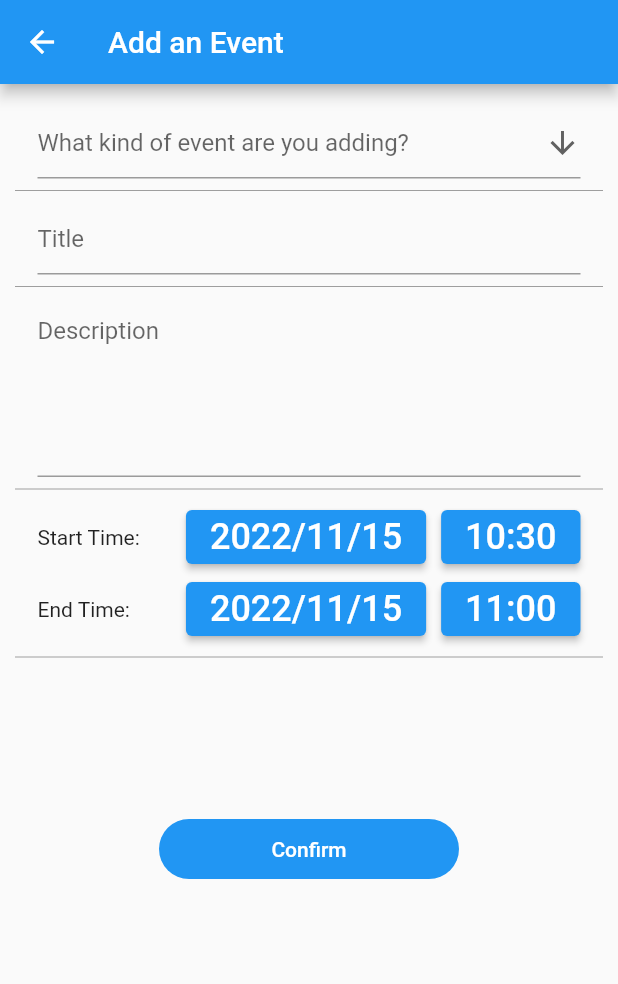
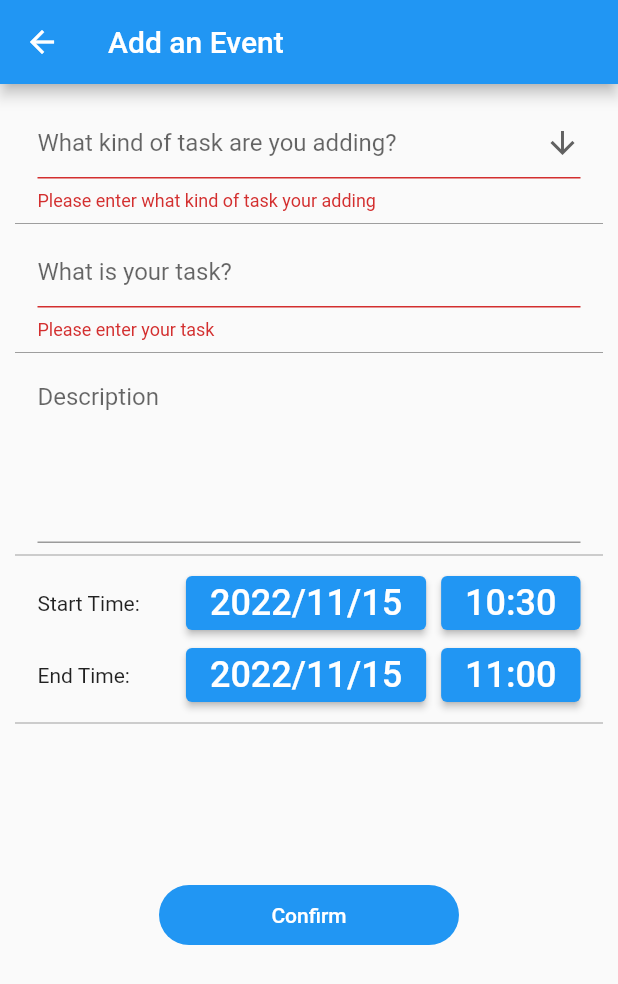
Before and after one commit to hwin1276/CS4901-Time-Complexity, a Flutter app: the CreateEvent screen opened directly, after a tap on "Confirm", on a phone screen of 412 x 824 dp. Shown: the top 984 px of the screen. Run offline on Flutter 3.47's test engine with Material 2 defaults, Android fonts, the phone set to English and light mode, and no system bars; our stand-ins replace cloud_firestore, firebase_core, sqflite; accounts and stored records are empty.

Commit message:
added firebase_core dependency and allowed events to be uploaded to database

```diff
--- a/BabyTracker/baby_tracker/lib/createevent.dart
+++ b/BabyTracker/baby_tracker/lib/createevent.dart
@@ -1,5 +1,5 @@
 import 'package:flutter/material.dart';
-
+import 'package:cloud_firestore/cloud_firestore.dart';
 
 class CreateEvent extends StatefulWidget {
   const CreateEvent({Key? key}) : super(key: key);
@@ -11,7 +11,11 @@ class CreateEvent extends StatefulWidget {
 class _CreateEventState extends State<CreateEvent> {
   DateTime startDateTime = DateTime.now();
   DateTime endDateTime = DateTime.now();
+  final titleController = TextEditingController();
+  final descriptionController = TextEditingController();
+  final formKey = GlobalKey<FormState>();
   String? dropdownValue;
+  int? eventtype;
 
   @override
   Widget build(BuildContext context) {
@@ -29,6 +33,9 @@ class _CreateEventState extends State<CreateEvent> {
         body: SingleChildScrollView(
           child: Padding(
             padding: const EdgeInsets.symmetric(horizontal:10, vertical: 15),
+            child: Form(
+              autovalidateMode: AutovalidateMode.onUserInteraction,
+              key: formKey,
               child: Column(
                 mainAxisAlignment: MainAxisAlignment.center,
                 crossAxisAlignment: CrossAxisAlignment.center,
@@ -38,10 +45,29 @@ class _CreateEventState extends State<CreateEvent> {
                     child: DropdownButtonFormField(
                       value: dropdownValue,
                       icon: Icon(Icons.arrow_downward),
-                    hint: Text('What kind of event are you adding?'),
+                      hint: Text('What kind of task are you adding?'),
                       onChanged: (String? newValue) {
                         setState(() {
                           dropdownValue = newValue!;
+
+                          switch(dropdownValue) {
+                            case 'Diaper Change': {
+                              eventtype = 1;
+                            }
+                            break;
+                            case 'Meal Time': {
+                              eventtype = 2;
+                            }
+                            break;
+                            case 'Sleep Time': {
+                              eventtype = 3;
+                            }
+                            break;
+                            case 'Accidents': {
+                              eventtype = 4;
+                            }
+                            break;
+                          }
                         });
                       },
                       items: <String>[
@@ -55,6 +81,14 @@ class _CreateEventState extends State<CreateEvent> {
                           child: Text(value),
                         );
                       }).toList(),
+                      validator: (value) {
+                        if (value == null) {
+                          return 'Please enter what kind of task your adding';
+                        }
+                        else {
+                          return null;
+                        }
+                      },
                     ),
                   ),
                   Divider(
@@ -62,10 +96,18 @@ class _CreateEventState extends State<CreateEvent> {
                   ),
                   Padding(
                     padding: EdgeInsets.symmetric(horizontal:15),
-                  child: TextField(
+                    child: TextFormField(
                       decoration: InputDecoration(
-                      hintText: "Title",
+                        hintText: "What is your task?",
                       ),
+                      controller: titleController,
+                      validator: (value) {
+                        if (value != null && value.isEmpty) {
+                          return 'Please enter your task';
+                        } else {
+                          return null;
+                        }
+                      },
                     ),
                   ),
                   Divider(
@@ -78,6 +120,7 @@ class _CreateEventState extends State<CreateEvent> {
                         hintText: "Description"
                       ),
                       maxLines: 5,
+                      controller: descriptionController,
                     ),
                   ),
                   Divider(
@@ -212,6 +255,12 @@ class _CreateEventState extends State<CreateEvent> {
                       ),
                       child: TextButton(
                         onPressed: () {
+                          final isValidForm = formKey.currentState!.validate();
+                          if (isValidForm) {
+                            final task = titleController.text;
+                            final description = descriptionController.text;
+                            createEvent(title: task, description: description, starttime: startDateTime, endtime: endDateTime, type: eventtype!);
+                          }
                         },
                         child: const Text(
                             'Confirm',
@@ -222,6 +271,7 @@ class _CreateEventState extends State<CreateEvent> {
                       )
                   )
                 ],
+              ),
             ),
           ),
         ),
@@ -238,4 +288,18 @@ class _CreateEventState extends State<CreateEvent> {
     context: context,
     initialTime: TimeOfDay(hour: hour, minute: minute)
   );
+
+  Future createEvent({required String title, required int type, required DateTime starttime, required DateTime endtime, String? description}) async {
+    final docEvent = FirebaseFirestore.instance.collection('eventtest').doc();
+
+    final json = {
+      'description': description,
+      'task': title,
+      'type': type,
+      'starttime': starttime,
+      'endtime': endtime,
+    };
+
+    await docEvent.set(json);
   }
+}
--- a/BabyTracker/baby_tracker/lib/main.dart
+++ b/BabyTracker/baby_tracker/lib/main.dart
@@ -2,8 +2,12 @@ import 'package:baby_tracker/loginpage.dart';
 import 'package:flutter/material.dart';
 import 'package:baby_tracker/home.dart';
 import 'package:flutter/services.dart';
+import 'package:firebase_core/firebase_core.dart';
+import 'package:cloud_firestore/cloud_firestore.dart';
 
-void main() {
+void main() async{
+  WidgetsFlutterBinding.ensureInitialized();
+  await Firebase.initializeApp();
   runApp(const MyApp());
 }
 
--- a/BabyTracker/baby_tracker/pubspec.yaml
+++ b/BabyTracker/baby_tracker/pubspec.yaml
@@ -37,6 +37,7 @@ dependencies:
   # Use with the CupertinoIcons class for iOS style icons.
   cupertino_icons: ^1.0.2
   cloud_firestore: ^4.0.5
+  firebase_core: ^2.2.0
 
 dev_dependencies:
   flutter_test:
```
Also changed, not shown: BabyTracker/baby_tracker/pubspec.lock. Lines whose indentation alone changed are shown as unchanged.
